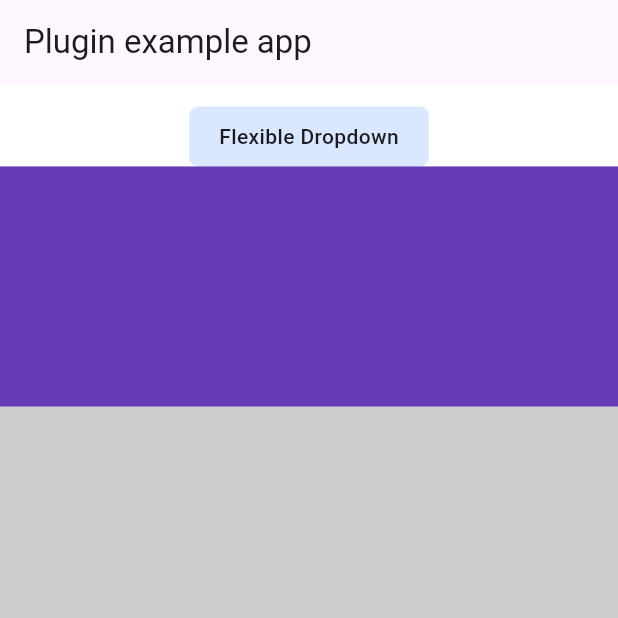
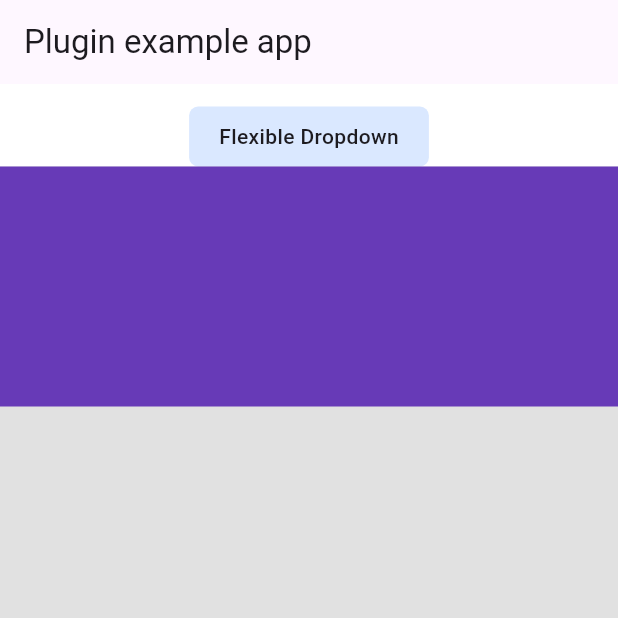
Before and after one commit to TrangLeQuynh/flexible_dropdown, a Flutter app: the screen it shows after launch, after a tap on "Flexible Dropdown", on a phone screen of 412 x 824 dp, the top half of it. Run offline on Flutter 3.47's test engine with Material 3 defaults, Android fonts, the phone set to English and light mode, and no system bars.

Commit message:
[Barrier] Add animation for modal barrier

```diff
--- a/example/lib/main.dart
+++ b/example/lib/main.dart
@@ -64,7 +64,7 @@ class _MyAppState extends State<MyApp> {
         width: double.infinity,
         color: Colors.deepPurple,
       ),
-      barrierColor: Colors.black38.withOpacity(.2),
+      barrierColor: Colors.black38.withAlpha(30),
       barrierShape: BarrierShape.headerTrans,
       textDirection: TextDirection.ltr,
       duration: const Duration(milliseconds: 400),
--- a/lib/src/flexible_dropdown.dart
+++ b/lib/src/flexible_dropdown.dart
@@ -211,11 +211,11 @@ class FlexibleDropdownRoute<T> extends PopupRoute<T> {
 
   @override
   Duration get transitionDuration =>
-      duration ?? const Duration(milliseconds: 350);
+      duration ?? const Duration(milliseconds: 300);
 
   @override
   Duration get reverseTransitionDuration =>
-      duration ?? const Duration(milliseconds: 350);
+      duration ?? const Duration(milliseconds: 300);
 
   @override
   Color? get barrierColor => null;
@@ -229,11 +229,26 @@ class FlexibleDropdownRoute<T> extends PopupRoute<T> {
   String? get barrierLabel => 'Flexible Dropdown';
 
   @override
-  Widget buildModalBarrier() => ModalBarrierLayout(
-    position: position,
-    barrierColor: barrierBgColor,
-    barrierShape: barrierShape,
-  );
+  Widget buildModalBarrier() {
+    if (barrierBgColor == null || barrierBgColor!.a == 0) {
+      return ModalBarrierLayout(
+        position: position,
+        barrierColor: barrierColor,
+        barrierShape: barrierShape,
+      );
+    }
+    final Animation<Color?> color = animation!.drive(
+      ColorTween(
+        begin: barrierBgColor!.withAlpha(0),
+        end: barrierBgColor, // changedInternalState is called if barrierColor updates
+      ).chain(CurveTween(curve: barrierCurve)), // changedInternalState is called if barrierCurve updates
+    );
+    return ModalBarrierAnimated(
+      position: position,
+      color: color,
+      barrierShape: barrierShape,
+    );
+  }
 
   @override
   Widget buildPage(BuildContext context, Animation<double> animation, Animation<double> secondaryAnimation) {
--- a/lib/widgets/modal_barrier_layout.dart
+++ b/lib/widgets/modal_barrier_layout.dart
@@ -3,24 +3,59 @@ import '../models/enum_type.dart';
 
 /// [ModalBarrierLayout] use to customize [ModalBarrier]
 ///
+class ModalBarrierAnimated extends AnimatedWidget {
+  /// Available when [barrierShape] is [BarrierShape.headerTrans]
+  ///
+  /// Support not set [barrierColor] at header
+  final RelativeRect position;
+
+  /// The color to use for the modal barrier.
+  /// If non-null, fill the barrier with this color.
+  ///
+  /// See also:
+  ///
+  ///  * [ModalRoute.barrierColor], which controls this property for the
+  ///    [AnimatedModalBarrier] built by [ModalRoute] pages.
+  Animation<Color?> get color => listenable as Animation<Color?>;
+
+  /// [BarrierShape.normal] or [BarrierShape.headerTrans]
+  final BarrierShape? barrierShape;
+
+  const ModalBarrierAnimated({
+    Key? key,
+    required this.position,
+    required Animation<Color?> color,
+    this.barrierShape,
+  }) : super(key: key, listenable: color);
+
+  @override
+  Widget build(BuildContext context) {
+    return ModalBarrierLayout(
+      position: position,
+      barrierColor: color.value,
+      barrierShape: barrierShape,
+    );
+  }
+}
+
 class ModalBarrierLayout extends StatelessWidget {
   /// Available when [barrierShape] is [BarrierShape.headerTrans]
   ///
   /// Support not set [barrierColor] at header
   final RelativeRect position;
 
-  /// The color to use for the modal barrier.
+   /// The color to use for the modal barrier.
   final Color? barrierColor;
 
   /// [BarrierShape.normal] or [BarrierShape.headerTrans]
   final BarrierShape? barrierShape;
 
   const ModalBarrierLayout({
-    Key? key,
+    super.key,
     required this.position,
-    this.barrierColor,
+    required this.barrierColor,
     this.barrierShape,
-  }) : super(key: key);
+  });
 
   @override
   Widget build(BuildContext context) {
@@ -32,12 +67,12 @@ class ModalBarrierLayout extends StatelessWidget {
       onPanStart: (detail) {
         Navigator.of(context).pop();
       },
-      child: _buildLayoutShape(),
+      child: _buildBarrierShape(),
     );
   }
 
-  Widget _buildLayoutShape() {
-    final Color bgColor = barrierColor ?? Colors.black38.withOpacity(.2);
+  Widget _buildBarrierShape() {
+    final Color bgColor = barrierColor ?? Colors.transparent;
     switch (barrierShape) {
       case BarrierShape.headerTrans:
         return CustomPaint(
@@ -72,6 +107,6 @@ class HeaderTransPainter extends CustomPainter {
 
   @override
   bool shouldRepaint(HeaderTransPainter oldDelegate) {
-    return topPosition != oldDelegate.topPosition;
+    return true;
   }
 }
```
Also changed, not shown: 6 other files.
